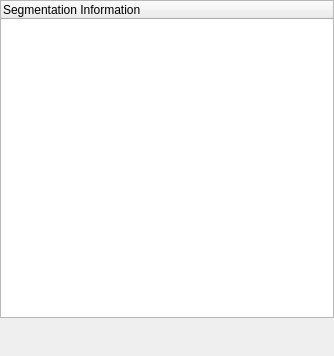
Qt form GUI/Widgets/InformationSelector.ui (FelixdelasPozas/EspINA) before a commit.
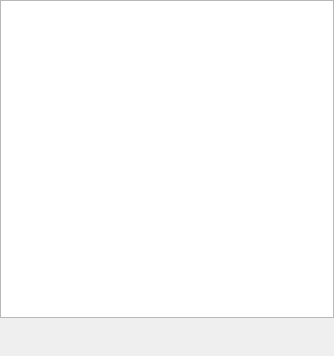
The same form after that commit. Icons and pictures are not drawn.

Commit message: Aesthetic changes in report tools and its related dialogs.

Patch:
```diff
--- a/GUI/Widgets/InformationSelector.ui
+++ b/GUI/Widgets/InformationSelector.ui
@@ -19,6 +19,12 @@
    </property>
    <item>
     <widget class="QTreeWidget" name="treeWidget">
+     <attribute name="headerVisible">
+      <bool>false</bool>
+     </attribute>
+     <attribute name="headerStretchLastSection">
+      <bool>true</bool>
+     </attribute>
      <column>
       <property name="text">
        <string>Segmentation Information</string>
```
The commit also changes 7 other files.
